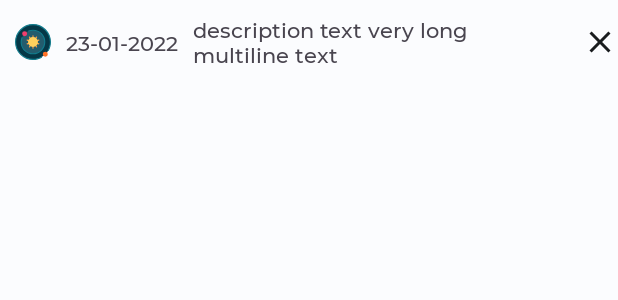
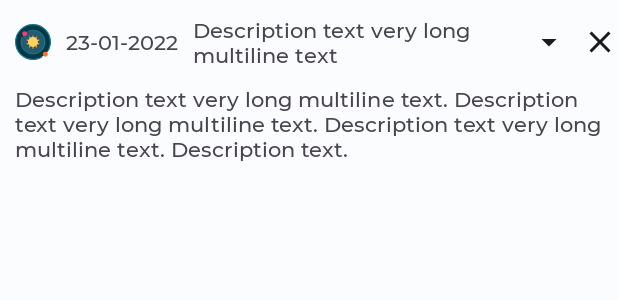
Before and after one commit to user7/POTD, an Android app: the layout fragment_bookmarks_item_potd.xml on its own in the app's theme, with its tools: preview values and no code run, on a phone screen of 412 x 824 dp. Shown: the top 300 px of the screen. Run offline under Robolectric (Android 15) with nearby library versions, the phone set to English and light mode, and no system bars.

Commit message:
Выезжающее описание в закладках POTD

```diff
--- a/app/src/main/res/drawable/ic_arrow_drop_down_24.xml
+++ b/app/src/main/res/drawable/ic_arrow_drop_down_24.xml
@@ -1,5 +1,9 @@
-<vector android:height="24dp" android:tint="#FFFFFF"
-    android:viewportHeight="24" android:viewportWidth="24"
-    android:width="24dp" xmlns:android="http://schemas.android.com/apk/res/android">
-    <path android:fillColor="@android:color/white" android:pathData="M7,10l5,5 5,-5z"/>
+<vector xmlns:android="http://schemas.android.com/apk/res/android"
+    android:width="24dp"
+    android:height="24dp"
+    android:viewportWidth="24"
+    android:viewportHeight="24">
+    <path
+        android:fillColor="?colorOnSurface"
+        android:pathData="M7,10l5,5 5,-5z" />
 </vector>
--- a/app/src/main/res/layout/fragment_bookmarks_item_epic.xml
+++ b/app/src/main/res/layout/fragment_bookmarks_item_epic.xml
@@ -40,7 +40,7 @@
         tools:text="5/12" />
 
     <TextView
-        android:id="@+id/bookmarkText"
+        android:id="@+id/bookmarkTitle"
         android:layout_width="0dp"
         android:layout_height="wrap_content"
         android:layout_margin="@dimen/bookmarks_recycler_item_margins"
--- a/app/src/main/res/layout/fragment_bookmarks_item_mars.xml
+++ b/app/src/main/res/layout/fragment_bookmarks_item_mars.xml
@@ -40,7 +40,7 @@
         tools:text="5/12" />
 
     <TextView
-        android:id="@+id/bookmarkText"
+        android:id="@+id/bookmarkTitle"
         android:layout_width="0dp"
         android:layout_height="wrap_content"
         android:layout_margin="@dimen/bookmarks_recycler_item_margins"
--- a/app/src/main/res/layout/fragment_bookmarks_item_potd.xml
+++ b/app/src/main/res/layout/fragment_bookmarks_item_potd.xml
@@ -3,49 +3,73 @@
     xmlns:app="http://schemas.android.com/apk/res-auto"
     xmlns:tools="http://schemas.android.com/tools"
     android:layout_width="match_parent"
-    android:layout_height="wrap_content">
+    android:layout_height="wrap_content"
+    android:layout_marginVertical="@dimen/bookmarks_recycler_item_margins">
+
+    <androidx.appcompat.widget.LinearLayoutCompat
+        android:id="@+id/mainLayout"
+        android:layout_width="match_parent"
+        android:layout_height="wrap_content"
+        android:orientation="horizontal"
+        app:layout_constraintStart_toStartOf="parent"
+        app:layout_constraintTop_toTopOf="parent">
 
         <ImageView
             android:id="@+id/bookmarkTypeIcon"
             android:layout_width="@dimen/bookmark_type_icon_size"
             android:layout_height="@dimen/bookmark_type_icon_size"
-        android:layout_margin="@dimen/bookmarks_recycler_item_margins"
+            android:layout_gravity="center_vertical"
+            android:layout_marginStart="@dimen/bookmarks_recycler_item_margins"
             android:contentDescription="@string/picture_of_the_day_icon"
-        app:layout_constraintBottom_toBottomOf="parent"
-        app:layout_constraintStart_toStartOf="parent"
-        app:layout_constraintTop_toTopOf="parent"
             app:srcCompat="@drawable/bg_system" />
 
         <TextView
             android:id="@+id/bookmarkDate"
             android:layout_width="wrap_content"
             android:layout_height="wrap_content"
-        android:layout_margin="@dimen/bookmarks_recycler_item_margins"
-        app:layout_constraintBottom_toBottomOf="parent"
-        app:layout_constraintStart_toEndOf="@id/bookmarkTypeIcon"
-        app:layout_constraintTop_toTopOf="parent"
+            android:layout_gravity="center_vertical"
+            android:layout_marginStart="@dimen/bookmarks_recycler_item_margins"
             tools:text="23-01-2022" />
 
         <TextView
-        android:id="@+id/bookmarkText"
+            android:id="@+id/bookmarkTitle"
             android:layout_width="0dp"
             android:layout_height="wrap_content"
-        android:layout_margin="@dimen/bookmarks_recycler_item_margins"
-        app:layout_constraintBottom_toBottomOf="parent"
-        app:layout_constraintEnd_toStartOf="@id/deleteBookmarkButton"
-        app:layout_constraintHorizontal_weight="1"
-        app:layout_constraintStart_toEndOf="@id/bookmarkDate"
-        app:layout_constraintTop_toTopOf="parent"
-        tools:text="description text very long multiline text" />
+            android:layout_gravity="center_vertical"
+            android:layout_marginStart="@dimen/bookmarks_recycler_item_margins"
+            android:layout_weight="1"
+            tools:text="Description text very long multiline text" />
+
+        <ImageView
+            android:id="@+id/moreInfoButton"
+            android:layout_width="wrap_content"
+            android:layout_height="wrap_content"
+            android:layout_gravity="center_vertical"
+            android:layout_marginStart="@dimen/bookmarks_recycler_item_margins"
+            android:contentDescription="@string/bookmark_description"
+            app:srcCompat="@drawable/ic_arrow_drop_down_24" />
 
         <ImageView
             android:id="@+id/deleteBookmarkButton"
             android:layout_width="wrap_content"
             android:layout_height="wrap_content"
-        android:contentDescription="@string/bookmark_description"
-        app:layout_constraintBottom_toBottomOf="parent"
-        app:layout_constraintEnd_toEndOf="parent"
-        app:layout_constraintTop_toTopOf="parent"
+            android:layout_gravity="center_vertical"
+            android:layout_marginStart="@dimen/bookmarks_recycler_item_margins"
+            android:contentDescription="@string/delete_bookmark"
             app:srcCompat="@drawable/ic_baseline_clear_24" />
 
+    </androidx.appcompat.widget.LinearLayoutCompat>
+
+    <TextView
+        android:id="@+id/bookmarkDescription"
+        android:layout_width="match_parent"
+        android:layout_height="wrap_content"
+        android:layout_marginHorizontal="@dimen/bookmarks_recycler_item_margins"
+        android:layout_marginVertical="@dimen/bookmarks_recycler_item_margins"
+        android:visibility="gone"
+        app:layout_constraintStart_toStartOf="parent"
+        app:layout_constraintTop_toBottomOf="@id/mainLayout"
+        tools:text="Description text very long multiline text. Description text very long multiline text. Description text very long multiline text. Description text."
+        tools:visibility="visible" />
+
 </androidx.constraintlayout.widget.ConstraintLayout>
--- a/app/src/main/res/values/dimens.xml
+++ b/app/src/main/res/values/dimens.xml
@@ -11,6 +11,7 @@
     <dimen name="bookmark_type_icon_size">24dp</dimen>
     <dimen name="bookmark_button_margin">15dp</dimen>
     <dimen name="bookmarks_recycler_item_margins">10dp</dimen>
+    <dimen name="bookmarks_recycler_item_margin_big">20dp</dimen>
     <dimen name="indicator_margin">7dp</dimen>
     <dimen name="indicator_padding">20dp</dimen>
 </resources>
--- a/app/src/main/res/values/strings.xml
+++ b/app/src/main/res/values/strings.xml
@@ -78,4 +78,5 @@
     <string name="on_indicator">on indicator</string>
     <string name="photo">photo</string>
     <string name="bookmark_description">Bookmark description</string>
+    <string name="delete_bookmark">Delete bookmark</string>
 </resources>
```
Also changed, not shown: app/src/main/java/com/geekbrains/potd/fragments/bookmarks/BookmarksAdapter.kt (+28 -4 lines), app/src/main/res/drawable/ic_arrow_drop_up_24.xml (+8 -4 lines). Lines whose indentation alone changed are shown as unchanged.
